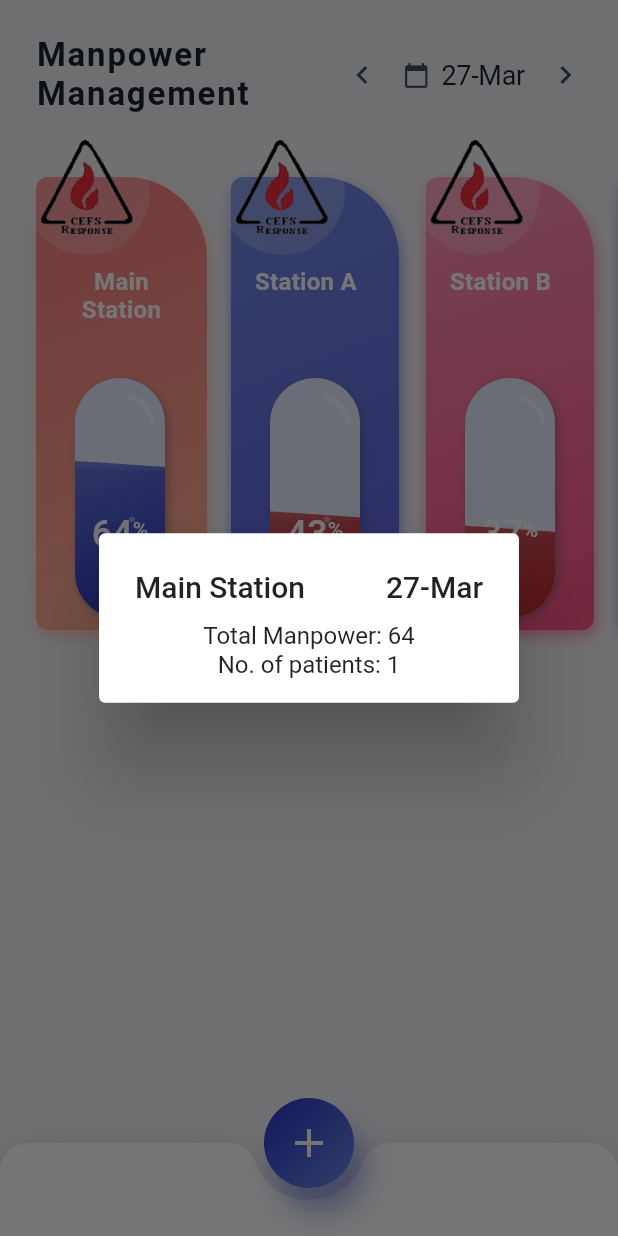
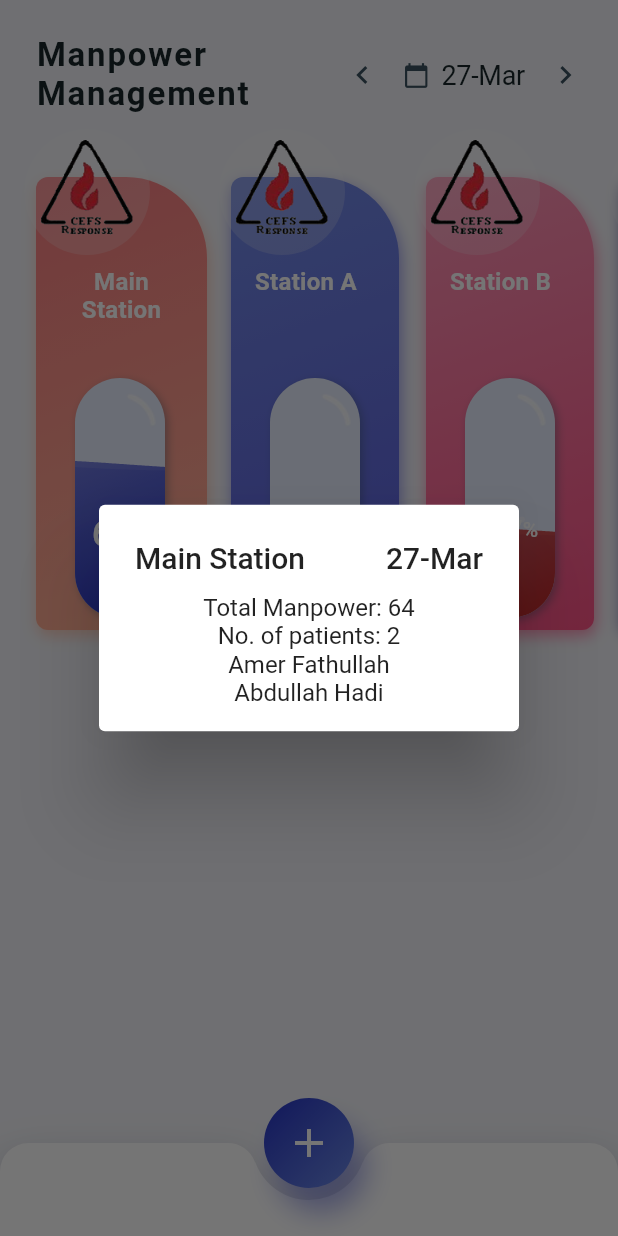
Before and after one commit to amerfathullah/manpower_management, a Flutter app: the screen it shows after launch, after a tap on "Main Station", on a phone screen of 412 x 824 dp. Run offline on Flutter 3.47's test engine with Material 2 defaults, Android fonts, the phone set to English and light mode, and no system bars.

Commit message:
Dashboard: Categorize patients

```diff
--- /dev/null
+++ b/lib/models/patient.dart
@@ -0,0 +1,51 @@
+enum Shift {
+  A,
+  B,
+  C,
+  D,
+}
+
+class Patient {
+  final String id;
+  final String name;
+  final Shift shift;
+  final DateTime startDate;
+  final DateTime endDate;
+  final String station;
+
+  Patient({
+    required this.id,
+    required this.name,
+    required this.shift,
+    required this.startDate,
+    required this.endDate,
+    required this.station,
+  });
+
+  static List<Patient> patients = [
+    Patient(
+      id: '1',
+      name: 'Amer Fathullah',
+      shift: Shift.A,
+      startDate: DateTime.now(),
+      endDate: DateTime.now().add(const Duration(days: 6)),
+      station: 'Main Station',
+    ),
+    Patient(
+      id: '2',
+      name: 'Fazli Jamaluddin',
+      shift: Shift.B,
+      startDate: DateTime.now(),
+      endDate: DateTime.now().add(const Duration(days: 6)),
+      station: 'Station A',
+    ),
+    Patient(
+      id: '3',
+      name: 'Abdullah Hadi',
+      shift: Shift.C,
+      startDate: DateTime.now(),
+      endDate: DateTime.now().add(const Duration(days: 6)),
+      station: 'Main Station',
+    ),
+  ];
+}
--- /dev/null
+++ b/lib/models/station.dart
@@ -0,0 +1,46 @@
+class Station {
+  Station({
+    this.id = '',
+    this.total = 0,
+    this.imagePath = '',
+    this.startColor = '',
+    this.endColor = '',
+  });
+
+  String id;
+  int total;
+  String imagePath;
+  String startColor;
+  String endColor;
+
+  static List<Station> station = [
+    Station(
+      id: 'Main Station',
+      total: 64,
+      imagePath: 'assets/fitness_app/cefs.png',
+      startColor: '#FA7D82',
+      endColor: '#FFB295',
+    ),
+    Station(
+      id: 'Station A',
+      total: 43,
+      imagePath: 'assets/fitness_app/cefs.png',
+      startColor: '#738AE6',
+      endColor: '#5C5EDD',
+    ),
+    Station(
+      id: 'Station B',
+      total: 37,
+      imagePath: 'assets/fitness_app/cefs.png',
+      startColor: '#FE95B6',
+      endColor: '#FF5287',
+    ),
+    Station(
+      id: 'FTG',
+      total: 6,
+      imagePath: 'assets/fitness_app/cefs.png',
+      startColor: '#6F72CA',
+      endColor: '#1E1466',
+    ),
+  ];
+}
--- a/lib/my_diary/meals_list_view.dart
+++ b/lib/my_diary/meals_list_view.dart
@@ -1,17 +1,20 @@
 import 'package:intl/intl.dart';
 
 import '../fitness_app_theme.dart';
-import '../models/meals_list_data.dart';
 import '../main.dart';
 import 'package:flutter/material.dart';
 
 import '../../main.dart';
+import '../models/patient.dart';
+import '../models/station.dart';
 import '../ui_view/wave_view.dart';
 
 class MealsListView extends StatefulWidget {
-  const MealsListView(
-      {Key? key, this.mainScreenAnimationController, this.mainScreenAnimation})
-      : super(key: key);
+  const MealsListView({
+    Key? key,
+    this.mainScreenAnimationController,
+    this.mainScreenAnimation,
+  }) : super(key: key);
 
   final AnimationController? mainScreenAnimationController;
   final Animation<double>? mainScreenAnimation;
@@ -23,7 +26,10 @@ class MealsListView extends StatefulWidget {
 class _MealsListViewState extends State<MealsListView>
     with TickerProviderStateMixin {
   AnimationController? animationController;
-  List<MealsListData> mealsListData = MealsListData.tabIconsList;
+  List<Station> stationData = Station.station;
+  List<Patient> patientData = Patient.patients;
+
+  // get displayedPatients => patientData.where((p) {return p.station.contains(stationData[index].id);});
 
   @override
   void initState() {
@@ -59,11 +65,11 @@ class _MealsListViewState extends State<MealsListView>
               child: ListView.builder(
                 padding: const EdgeInsets.only(
                     top: 0, bottom: 0, right: 16, left: 16),
-                itemCount: mealsListData.length,
+                itemCount: stationData.length,
                 scrollDirection: Axis.horizontal,
                 itemBuilder: (BuildContext context, int index) {
                   final int count =
-                      mealsListData.length > 10 ? 10 : mealsListData.length;
+                      stationData.length > 10 ? 10 : stationData.length;
                   final Animation<double> animation =
                       Tween<double>(begin: 0.0, end: 1.0).animate(
                           CurvedAnimation(
@@ -72,8 +78,9 @@ class _MealsListViewState extends State<MealsListView>
                                   curve: Curves.fastOutSlowIn)));
                   animationController?.forward();
 
+                  // var displayedPatients = patientData.where((p) {return p.station.contains(stationData[index].id);});
                   return MealsView(
-                    mealsListData: mealsListData[index],
+                    stationData: stationData[index],
                     animation: animation,
                     animationController: animationController!,
                   );
@@ -95,12 +102,17 @@ class _MealsListViewState extends State<MealsListView>
 
 class MealsView extends StatefulWidget {
   const MealsView(
-      {Key? key, this.mealsListData, this.animationController, this.animation})
+      {Key? key,
+      this.stationData,
+      this.animationController,
+      this.animation,
+      this.patientData})
       : super(key: key);
 
-  final MealsListData? mealsListData;
   final AnimationController? animationController;
   final Animation<double>? animation;
+  final Station? stationData;
+  final Patient? patientData;
 
   @override
   State<MealsView> createState() => _MealsViewState();
@@ -139,15 +151,15 @@ class _MealsViewState extends State<MealsView> {
                               boxShadow: <BoxShadow>[
                                 BoxShadow(
                                     color:
-                                        HexColor(widget.mealsListData!.endColor)
+                                        HexColor(widget.stationData!.endColor)
                                             .withOpacity(0.6),
                                     offset: const Offset(1.1, 4.0),
                                     blurRadius: 8.0),
                               ],
                               gradient: LinearGradient(
                                 colors: <HexColor>[
-                                  HexColor(widget.mealsListData!.startColor),
-                                  HexColor(widget.mealsListData!.endColor),
+                                  HexColor(widget.stationData!.startColor),
+                                  HexColor(widget.stationData!.endColor),
                                 ],
                                 begin: Alignment.topLeft,
                                 end: Alignment.bottomRight,
@@ -167,7 +179,7 @@ class _MealsViewState extends State<MealsView> {
                                 crossAxisAlignment: CrossAxisAlignment.start,
                                 children: <Widget>[
                                   Text(
-                                    widget.mealsListData!.titleTxt,
+                                    widget.stationData!.id,
                                     textAlign: TextAlign.center,
                                     style: const TextStyle(
                                       fontFamily: FitnessAppTheme.fontName,
@@ -183,7 +195,7 @@ class _MealsViewState extends State<MealsView> {
                                           EdgeInsets.only(top: 8, bottom: 8),
                                     ),
                                   ),
-                                  widget.mealsListData?.total != 0
+                                  widget.stationData?.total != 0
                                       ? Column(
                                           mainAxisAlignment:
                                               MainAxisAlignment.start,
@@ -225,7 +237,7 @@ class _MealsViewState extends State<MealsView> {
                                                 ),
                                                 child: WaveView(
                                                   percentageValue: widget
-                                                          .mealsListData?.total
+                                                          .stationData?.total
                                                           .toDouble() ??
                                                       0,
                                                 ),
@@ -251,8 +263,8 @@ class _MealsViewState extends State<MealsView> {
                                             padding: const EdgeInsets.all(6.0),
                                             child: Icon(
                                               Icons.add,
-                                              color: HexColor(widget
-                                                  .mealsListData!.endColor),
+                                              color: HexColor(
+                                                  widget.stationData!.endColor),
                                               size: 24,
                                             ),
                                           ),
@@ -281,7 +293,7 @@ class _MealsViewState extends State<MealsView> {
                         child: SizedBox(
                           width: 80,
                           height: 80,
-                          child: Image.asset(widget.mealsListData!.imagePath),
+                          child: Image.asset(widget.stationData!.imagePath),
                         ),
                       )
                     ],
@@ -296,6 +308,9 @@ class _MealsViewState extends State<MealsView> {
   }
 
   void showCard({BuildContext? context}) {
+    List<Patient> displayedPatient = Patient.patients.where((p) {
+      return p.station.contains(widget.stationData!.id);
+    }).toList();
     DateTime currentDate = DateTime.now();
     DateFormat dateFormat = DateFormat("dd-MMM");
     showDialog<dynamic>(
@@ -304,15 +319,18 @@ class _MealsViewState extends State<MealsView> {
         title: Row(
           mainAxisAlignment: MainAxisAlignment.spaceBetween,
           children: [
-            Text(widget.mealsListData!.titleTxt),
+            Text(widget.stationData!.id),
             Text(dateFormat.format(currentDate)),
           ],
         ),
         children: <Widget>[
-          Center(child: Text('Total Manpower: ${widget.mealsListData!.total}')),
-          Center(
-              child:
-                  Text('No. of patients: ${widget.mealsListData!.patients}')),
+          Center(child: Text('Total Manpower: ${widget.stationData!.total}')),
+          Center(child: Text('No. of patients: ${displayedPatient.length}')),
+          ...displayedPatient.map(
+            (e) => Center(
+              child: Text(e.name),
+            ),
+          ),
         ],
       ),
     );
```
Also changed, not shown: lib/dummy_data.dart (added, +24 -0 lines).
